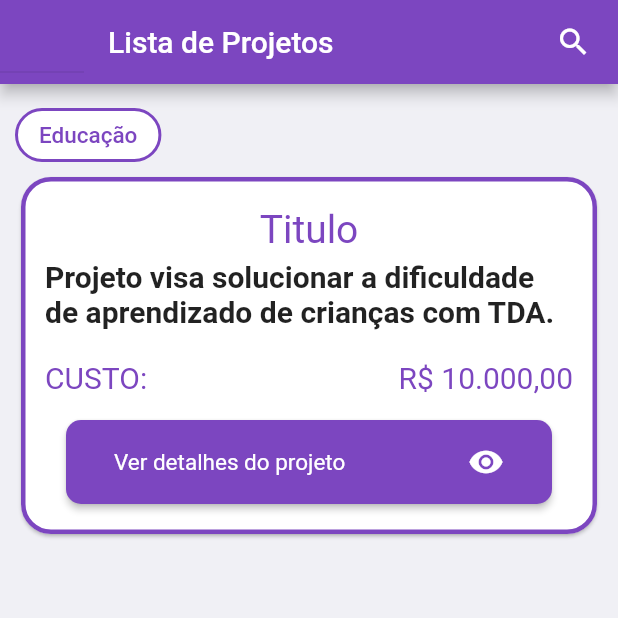
After one commit to IagoEngel/Atividades-Integradoras-7, a Flutter app: the ListaProjetos screen opened directly, after a tap on "Ver detalhes do projeto", on a phone screen of 412 x 824 dp, the top half of it. The commit adds this screen. Run offline on Flutter 3.47's test engine with Material 2 defaults, Android fonts, the phone set to English and light mode, and no system bars.

Commit message:
Tela "Lista de Projetos"

```diff
--- /dev/null
+++ b/atividades_integradoras/lib/telas/listaprojetos.dart
@@ -0,0 +1,126 @@
+import 'package:flutter/material.dart';
+
+class ListaProjetos extends StatefulWidget {
+  @override
+  _ListaProjetosState createState() => _ListaProjetosState();
+}
+
+class _ListaProjetosState extends State<ListaProjetos> {
+  @override
+  Widget build(BuildContext context) {
+    return Scaffold(
+      appBar: AppBar(
+        backgroundColor: Color.fromRGBO(124, 70, 192, 1.0),
+        title: Row(
+          children: <Widget>[
+            Text('Lista de Projetos'),
+            SizedBox(
+              width: 148.0,
+            ),
+            Icon(Icons.search),
+          ],
+        ),
+        leading: new DrawerHeader(child: null),
+      ),
+      body: Container(
+        color: Color.fromRGBO(240, 240, 245, 1.0),
+        padding: const EdgeInsets.only(top: 10, left: 10, right: 10),
+        child: Estrutura(),
+      ),
+    );
+  }
+}
+
+Widget Estrutura() {
+  return Column(
+    children: <Widget>[
+      //TAGS
+      Container(
+        alignment: Alignment.topLeft,
+        child: RaisedButton(
+          disabledColor: Colors.white,
+          disabledTextColor: Color.fromRGBO(124, 70, 192, 1.0),
+          child: Text('Educação', style: TextStyle(fontSize: 15)),
+          shape: RoundedRectangleBorder(
+            borderRadius: BorderRadius.all(Radius.circular(50.0)),
+            side: BorderSide(
+              color: Color.fromRGBO(124, 70, 192, 1.0),
+              width: 2.0,
+            ),
+          ),
+          onPressed: null,
+        ),
+      ),
+      cards(),
+    ],
+  );
+}
+
+Widget cards() {
+  return Container(
+    alignment: Alignment.topCenter,
+    child: Container(
+      child: Card(
+        shadowColor: Colors.black,
+        color: Colors.white,
+        shape: RoundedRectangleBorder(
+          borderRadius: BorderRadius.all(Radius.circular(20.0)),
+          side:
+              BorderSide(width: 3.0, color: Color.fromRGBO(124, 70, 192, 1.0)),
+        ),
+        child: Column(
+          mainAxisSize: MainAxisSize.max,
+          children: <Widget>[
+            SizedBox(height: 20),
+            Text(
+              'Titulo',
+              style: TextStyle(
+                  color: Color.fromRGBO(124, 70, 192, 1.0), fontSize: 26),
+            ),
+            //DESCRIÇÃO
+            ListTile(
+              title: Text(
+                'Projeto visa solucionar a dificuldade de aprendizado de crianças com TDA. ',
+                style: TextStyle(fontSize: 20, fontWeight: FontWeight.bold),
+              ),
+            ),
+            //CUSTO
+            ListTile(
+              title: Text(
+                'CUSTO: ',
+                style: TextStyle(
+                    color: Color.fromRGBO(124, 70, 192, 1.0), fontSize: 20),
+              ),
+              trailing: Text(
+                'R\$ 10.000,00',
+                style: TextStyle(
+                    color: Color.fromRGBO(124, 70, 192, 1.0), fontSize: 20),
+              ),
+            ),
+            Container(
+              margin: EdgeInsets.only(left: 15, right: 15),
+              padding: EdgeInsets.only(left: 15, right: 15),
+              child: RaisedButton(
+                color: Color.fromRGBO(124, 70, 192, 1.0),
+                shape: RoundedRectangleBorder(
+                  borderRadius: BorderRadius.all(Radius.circular(10))
+                ),
+                child: ListTile(
+                  title: Text(
+                    'Ver detalhes do projeto',
+                    style: TextStyle(color: Colors.white, fontSize: 15),
+                  ),
+                  trailing: Icon(Icons.remove_red_eye, color: Colors.white),
+                ),
+                onPressed: (){
+
+                },
+              ),
+            ),
+            SizedBox(height: 20),
+          ],
+        ),
+      ),
+    ),
+  );
+}
--- a/atividades_integradoras/lib/telas/passo3.dart
+++ b/atividades_integradoras/lib/telas/passo3.dart
@@ -1,10 +1,13 @@
+import 'package:atividades_integradoras/classes/investidor.dart';
+import 'package:atividades_integradoras/telas/listaprojetos.dart';
+import 'package:atividades_integradoras/telas/pesquisador.dart';
 import 'package:flutter/material.dart';
 
 class Passo3 extends StatefulWidget {
   var tipoUsuario = new List<String>();
 
-  Passo3 (){
-    tipoUsuario = ['Investidor','Pesquisador'];
+  Passo3() {
+    tipoUsuario = ['Investidor', 'Pesquisador'];
   }
 
   @override
@@ -135,11 +138,13 @@ class _Passo3State extends State<Passo3> {
                     SizedBox(width: 30),
                   ],
                 ),
-                onPressed: () {/*
-                  Navigator.push(
-                    context,
-                    MaterialPageRoute(builder: (context) => Passo3()),
-                  ); */
+                onPressed: (){
+                  if(_currentTipo=='Investidor'){
+                    Navigator.push(context, MaterialPageRoute(builder: (context)=>ListaProjetos()));
+                  }
+                  if(_currentTipo=='Pesquisador'){
+                    Navigator.push(context, MaterialPageRoute(builder: (context)=>Pesquisador()));
+                  }
                 },
               ),
             ),
@@ -154,7 +159,7 @@ class _Passo3State extends State<Passo3> {
 Widget _voltarLogin(var context) {
   return GestureDetector(
     onTap: () {
-      Navigator.of(context).popUntil((route)=>route.isFirst);
+      Navigator.of(context).popUntil((route) => route.isFirst);
     },
     child: Text(
       'Voltar para o Login',
--- /dev/null
+++ b/atividades_integradoras/lib/telas/pesquisador.dart
@@ -0,0 +1,18 @@
+import 'package:flutter/material.dart';
+
+class Pesquisador extends StatefulWidget {
+  @override
+  _PesquisadorState createState() => _PesquisadorState();
+}
+
+class _PesquisadorState extends State<Pesquisador> {
+  @override
+  Widget build(BuildContext context) {
+    return Scaffold(
+      appBar: AppBar(
+        title: Text("DISJDIJ"),
+      ),
+      body: Text('data'),
+    );
+  }
+}
```
Also changed, not shown: atividades_integradoras/lib/telas/cadastro.dart (line endings or trailing spaces), atividades_integradoras/pubspec.lock.
